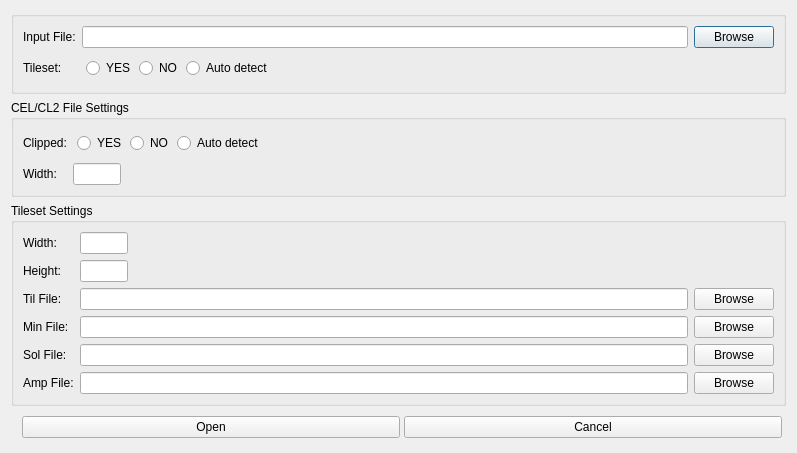
First picture: the form in source/openasdialog.ui, repository diasurgical/d1-graphics-tool, before the edit.
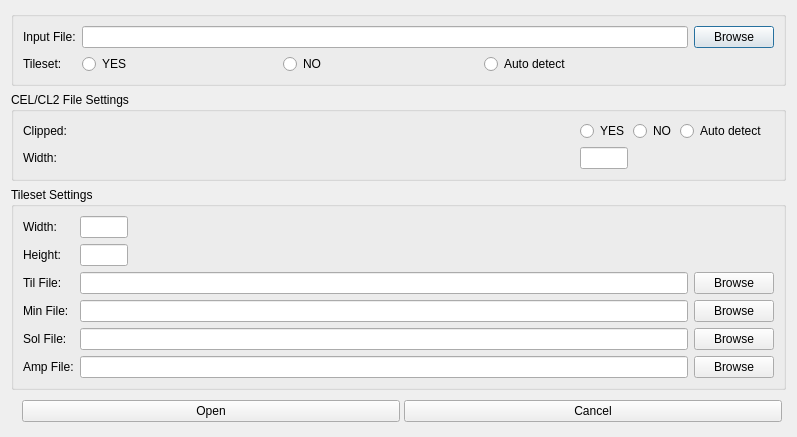
Second picture: the form after the edit.

Diff of the .ui file:
```diff
--- a/source/openasdialog.ui
+++ b/source/openasdialog.ui
@@ -55,16 +55,16 @@
           <number>4</number>
          </property>
          <property name="leftMargin">
-          <number>4</number>
+          <number>0</number>
          </property>
          <property name="topMargin">
-          <number>4</number>
+          <number>0</number>
          </property>
          <property name="rightMargin">
-          <number>4</number>
+          <number>0</number>
          </property>
          <property name="bottomMargin">
-          <number>4</number>
+          <number>0</number>
          </property>
          <item>
           <widget class="QRadioButton" name="isTilesetYesRadioButton">
@@ -101,12 +101,6 @@
            <property name="orientation">
             <enum>Qt::Horizontal</enum>
            </property>
-           <property name="sizeHint" stdset="0">
-            <size>
-             <width>140</width>
-             <height>20</height>
-            </size>
-           </property>
           </spacer>
          </item>
         </layout>
@@ -135,16 +129,16 @@
           <number>4</number>
          </property>
          <property name="leftMargin">
-          <number>4</number>
+          <number>0</number>
          </property>
          <property name="topMargin">
-          <number>4</number>
+          <number>0</number>
          </property>
          <property name="rightMargin">
-          <number>4</number>
+          <number>0</number>
          </property>
          <property name="bottomMargin">
-          <number>4</number>
+          <number>0</number>
          </property>
          <item>
           <widget class="QRadioButton" name="celClippedYesRadioButton">
@@ -181,12 +175,6 @@
            <property name="orientation">
             <enum>Qt::Horizontal</enum>
            </property>
-           <property name="sizeHint" stdset="0">
-            <size>
-             <width>140</width>
-             <height>20</height>
-            </size>
-           </property>
           </spacer>
          </item>
         </layout>
```
Left out of the diff: 6 changed lines with no effect on the pictures.
